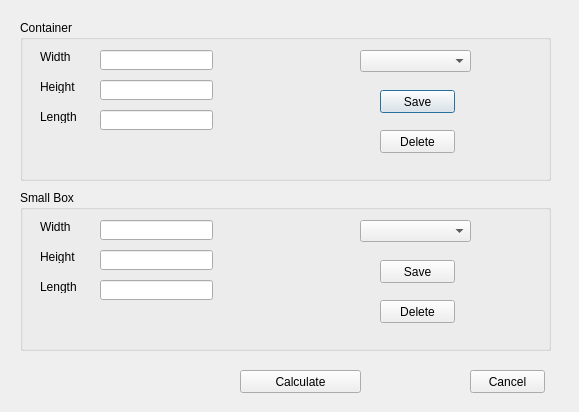
This is ScottTanner-411-group-project-6bc7b8fa6bbe/BestBoxStackingConsole/BestBoxStackingConsole/OneSizedSmallBoxes.ui in ScottTanner/411-Group-Project as Qt 5 draws it before an edit. The edited form follows.
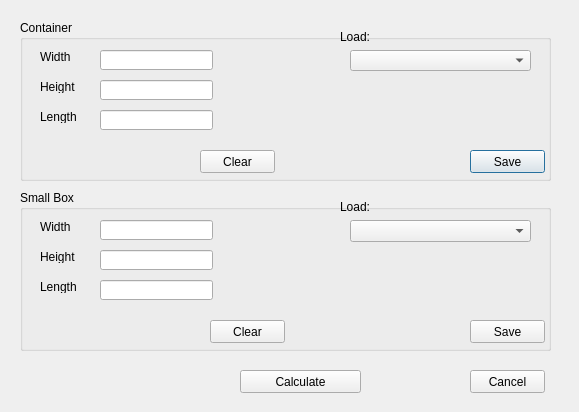
This is the edited form.

Commit message: First pass through: got exit and clear buttons functional

```diff
--- a/ScottTanner-411-group-project-6bc7b8fa6bbe/BestBoxStackingConsole/BestBoxStackingConsole/OneSizedSmallBoxes.ui
+++ b/ScottTanner-411-group-project-6bc7b8fa6bbe/BestBoxStackingConsole/BestBoxStackingConsole/OneSizedSmallBoxes.ui
@@ -97,18 +97,18 @@
    <widget class="QComboBox" name="comboBox_Containers">
     <property name="geometry">
      <rect>
-      <x>340</x>
+      <x>330</x>
       <y>30</y>
-      <width>111</width>
-      <height>22</height>
+      <width>181</width>
+      <height>21</height>
      </rect>
     </property>
    </widget>
    <widget class="QPushButton" name="pushButton_ContainerSave">
     <property name="geometry">
      <rect>
-      <x>360</x>
-      <y>70</y>
+      <x>450</x>
+      <y>130</y>
       <width>75</width>
       <height>23</height>
      </rect>
@@ -120,14 +120,27 @@
    <widget class="QPushButton" name="pushButton_ContainerDelete">
     <property name="geometry">
      <rect>
-      <x>360</x>
-      <y>110</y>
+      <x>180</x>
+      <y>130</y>
       <width>75</width>
       <height>23</height>
      </rect>
     </property>
     <property name="text">
-     <string>Delete</string>
+     <string>Clear</string>
+    </property>
+   </widget>
+   <widget class="QLabel" name="label_7">
+    <property name="geometry">
+     <rect>
+      <x>320</x>
+      <y>10</y>
+      <width>47</width>
+      <height>13</height>
+     </rect>
+    </property>
+    <property name="text">
+     <string>Load:</string>
     </property>
    </widget>
   </widget>
@@ -215,9 +228,9 @@
    <widget class="QComboBox" name="comboBox_SmallBoxes">
     <property name="geometry">
      <rect>
-      <x>340</x>
+      <x>330</x>
       <y>30</y>
-      <width>111</width>
+      <width>181</width>
       <height>22</height>
      </rect>
     </property>
@@ -225,8 +238,8 @@
    <widget class="QPushButton" name="pushButton_SmallBoxSave">
     <property name="geometry">
      <rect>
-      <x>360</x>
-      <y>70</y>
+      <x>450</x>
+      <y>130</y>
       <width>75</width>
       <height>23</height>
      </rect>
@@ -238,14 +251,27 @@
    <widget class="QPushButton" name="pushButton_SmallBoxDelete">
     <property name="geometry">
      <rect>
-      <x>360</x>
-      <y>110</y>
+      <x>190</x>
+      <y>130</y>
       <width>75</width>
       <height>23</height>
      </rect>
     </property>
     <property name="text">
-     <string>Delete</string>
+     <string>Clear</string>
+    </property>
+   </widget>
+   <widget class="QLabel" name="label_8">
+    <property name="geometry">
+     <rect>
+      <x>320</x>
+      <y>10</y>
+      <width>47</width>
+      <height>13</height>
+     </rect>
+    </property>
+    <property name="text">
+     <string>Load:</string>
     </property>
    </widget>
   </widget>
```
The commit also changes 9 other files.
